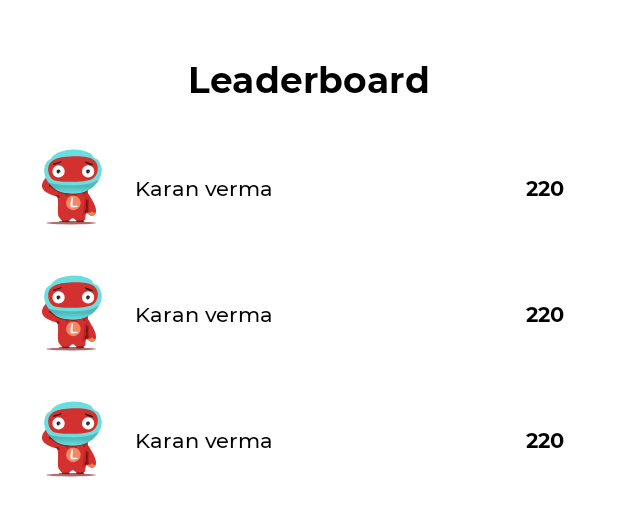
After one commit to nakul-19/LineUp, an Android app: the layout fragment_leader_board.xml on its own in the app's theme, with its tools: preview values and no code run, on a phone screen of 412 x 824 dp. The commit adds this screen. Shown: the top 516 px of the screen. Run offline under Robolectric (Android 15) with nearby library versions, the phone set to English and light mode, and no system bars.

Commit message:
Added LeaderBoard.

```diff
--- a/app/build.gradle
+++ b/app/build.gradle
@@ -42,6 +42,7 @@ dependencies {
     implementation 'androidx.appcompat:appcompat:1.4.1'
     implementation 'com.google.android.material:material:1.5.0'
     implementation 'androidx.constraintlayout:constraintlayout:2.1.3'
+    implementation 'androidx.legacy:legacy-support-v4:1.0.0'
     testImplementation 'junit:junit:4.13.2'
     androidTestImplementation 'androidx.test.ext:junit:1.1.3'
     androidTestImplementation 'androidx.test.espresso:espresso-core:3.4.0'
--- /dev/null
+++ b/app/src/main/java/com/gdsc/lineup/leaderBoard/LeaderBoardAdapter.kt
@@ -0,0 +1,30 @@
+package com.gdsc.lineup.leaderBoard
+
+import android.view.LayoutInflater
+import android.view.ViewGroup
+import androidx.recyclerview.widget.RecyclerView
+import com.gdsc.lineup.databinding.ItemLeaderBoardBinding
+
+/**
+ * @Author: Karan Verma
+ * @Date: 25/04/22
+ */
+class LeaderBoardAdapter : RecyclerView.Adapter<LeaderBoardAdapter.VH>() {
+
+    private var list: ArrayList<LeaderModel> = arrayListOf()
+    fun setList(list: ArrayList<LeaderModel>) {
+        this.list = list
+    }
+
+    override fun onCreateViewHolder(parent: ViewGroup, viewType: Int): VH = VH(
+        ItemLeaderBoardBinding.inflate(LayoutInflater.from(parent.context), parent, false)
+    )
+
+    override fun onBindViewHolder(holder: VH, position: Int) {
+    }
+
+    override fun getItemCount(): Int = list.size
+
+    class VH(val binding: ItemLeaderBoardBinding) : RecyclerView.ViewHolder(binding.root)
+
+}
--- /dev/null
+++ b/app/src/main/java/com/gdsc/lineup/leaderBoard/LeaderBoardFragment.kt
@@ -0,0 +1,40 @@
+package com.gdsc.lineup.leaderBoard
+
+import android.os.Bundle
+import androidx.fragment.app.Fragment
+import android.view.LayoutInflater
+import android.view.View
+import android.view.ViewGroup
+import androidx.recyclerview.widget.LinearLayoutManager
+import androidx.recyclerview.widget.RecyclerView
+import com.gdsc.lineup.R
+import com.gdsc.lineup.databinding.FragmentLeaderBoardBinding
+
+/**
+ * @Created: Karan Verma on 25/04/22
+ */
+class LeaderBoardFragment : Fragment() {
+
+    private var _binding: FragmentLeaderBoardBinding? = null
+    private val binding get() = _binding!!
+
+    private var leaderBoardAdapter: LeaderBoardAdapter? = null
+
+    override fun onCreateView(
+        inflater: LayoutInflater, container: ViewGroup?,
+        savedInstanceState: Bundle?
+    ): View {
+        _binding = FragmentLeaderBoardBinding.inflate(inflater, container, false)
+        return binding.root
+    }
+
+    override fun onViewCreated(view: View, savedInstanceState: Bundle?) {
+        super.onViewCreated(view, savedInstanceState)
+
+        leaderBoardAdapter = LeaderBoardAdapter()
+        binding.leaderRecycler.apply {
+            layoutManager = LinearLayoutManager(this.context)
+            adapter = leaderBoardAdapter
+        }
+    }
+}
--- /dev/null
+++ b/app/src/main/java/com/gdsc/lineup/leaderBoard/LeaderModel.kt
@@ -0,0 +1,11 @@
+package com.gdsc.lineup.leaderBoard
+
+/**
+ * @Author: Karan Verma
+ * @Date: 25/04/22
+ */
+data class LeaderModel(
+    val avatar : String,
+    val name : String,
+    val score : Int
+)
--- /dev/null
+++ b/app/src/main/res/drawable/ic_dummy_avatar.xml
@@ -0,0 +1,149 @@
+<vector xmlns:android="http://schemas.android.com/apk/res/android"
+    xmlns:aapt="http://schemas.android.com/aapt"
+    android:width="64dp"
+    android:height="64dp"
+    android:viewportWidth="64"
+    android:viewportHeight="64">
+  <group>
+    <clip-path
+        android:pathData="M32,32m-32,0a32,32 0,1 1,64 0a32,32 0,1 1,-64 0"/>
+    <path
+        android:pathData="M14.7332,56.0345a16.6602,0.9154 0,1 0,33.3204 0a16.6602,0.9154 0,1 0,-33.3204 0z"
+        android:fillColor="#B76A69"/>
+    <path
+        android:pathData="M40.5038,55.6282C40.5038,56.1485 40.9596,56.4549 32.7234,56.4549C25.1767,56.4549 23.0697,55.5045 23.0697,55.2291C23.0697,54.3891 23.5981,54.6309 34.4253,54.6309C41.9087,54.6309 40.5038,55.1079 40.5038,55.6282Z"
+        android:fillColor="#A06766"/>
+    <path
+        android:pathData="M30.2107,54.8233C30.1919,54.9203 29.2659,55.552 27.3111,55.402C25.0244,55.1878 25.0905,54.8456 25.1093,54.7485C25.128,54.6515 25.1553,54.6532 27.9021,54.6833C29.754,54.7035 30.2295,54.7262 30.2107,54.8233Z"
+        android:fillColor="#3C0102"/>
+    <path
+        android:pathData="M39.6652,55.3788C39.6302,55.5598 39.3785,55.3721 38.5542,55.3529C35.3498,55.8689 34.9129,55.0492 34.9479,54.8681C34.9829,54.6871 35.0263,54.391 38.3929,54.6683C40.3748,54.8315 39.7002,55.1977 39.6652,55.3788Z"
+        android:fillColor="#521515"/>
+    <path
+        android:pathData="M21.5537,38.0876C4.4207,33.8694 15.5436,25.1392 15.6177,24.4727C26.0428,27.7288 39.8959,34.9578 42.4182,33.454C42.4697,32.8442 42.6036,32.6477 42.7276,36.7394C42.8826,41.8541 40.9452,51.5409 40.8677,52.7808C40.7903,54.0207 37.303,56.423 34.5132,53.9432C31.7234,51.4634 31.7234,53.7882 29.3985,54.6407C27.0737,55.4931 25.3746,55.1492 23.4492,52.187C21.5238,49.2248 24.0457,38.7011 21.5537,38.0876Z"
+        android:fillColor="#D3312F"/>
+    <group>
+      <clip-path
+          android:pathData="M21.5105,38.0751C6.2133,34.3792 14.238,26.354 14.312,25.6875C24.7372,28.9437 39.8959,34.9579 42.4182,33.4541C42.4697,32.8443 42.6036,32.6478 42.7276,36.7395C42.8826,41.8542 40.9452,51.541 40.8677,52.7809C40.7902,54.0208 37.303,56.4232 34.5132,53.9433C31.7234,51.4635 31.7234,53.7883 29.3985,54.6408C27.0737,55.4932 25.3746,55.1493 23.4492,52.1871C21.5237,49.2249 24.0925,38.6989 21.5105,38.0751Z"/>
+      <path
+          android:pathData="M31.1486,53.7974C27.1492,55.3489 24.2243,53.6681 23.2618,52.6338L23.4773,55.5644H41.2333V53.0217C38.3716,55.0558 35.2141,54.3864 33.993,53.7974H31.1486Z"
+          android:fillColor="#881718"/>
+      <path
+          android:pathData="M23.8532,38.2241C23.6382,36.5836 21.2947,37.1464 20.1498,37.6329L21.3146,39.2955C22.2504,39.6219 24.0683,39.8645 23.8532,38.2241Z"
+          android:fillColor="#991E1D"/>
+      <path
+          android:pathData="M22.239,37.7637C21.6262,37.7637 21.1228,38.0409 20.9478,38.1795C21.0937,38.5516 21.5562,39.2082 22.239,38.858C23.0926,38.4203 23.005,37.7637 22.239,37.7637Z"
+          android:fillColor="#871514"/>
+      <path
+          android:pathData="M22.8861,35.621C22.8883,35.6156 22.8905,35.6097 22.8927,35.6033L18.8994,32.3027L27.1789,33.5359C31.0648,33.1237 39.552,32.4584 42.4134,33.0943C45.9902,33.8891 42.2183,34.7226 41.5142,35.0372C40.3942,35.5376 41.7249,36.7594 40.356,37.5101C38.9871,38.2608 39.7551,35.214 37.2357,35.6033C34.8624,35.97 35.9222,38.3932 34.8624,38.1283C33.8026,37.8633 33.6701,37.5101 33.0078,38.1283C32.3454,38.7465 31.6389,39.8946 31.683,38.3932C31.7272,36.8919 31.2856,35.0372 30.1375,36.936C28.9894,38.8348 27.9422,38.2717 27.6647,37.5101C26.7637,35.0372 26.2338,37.888 24.4411,36.4944C23.4188,35.6997 23.0204,35.5987 22.8861,35.621C22.8397,35.7345 22.7793,35.6387 22.8861,35.621Z"
+          android:strokeAlpha="0.4"
+          android:fillColor="#7C1817"
+          android:fillAlpha="0.4"/>
+      <path
+          android:pathData="M24.383,35.8135C20.3019,35.1285 16.9624,31.4082 18.1927,31.0859L41.7794,34.1679C41.8164,34.3646 41.8682,34.758 41.7794,34.758C41.6684,34.758 40.9864,35.817 40.5054,36.002C40.0244,36.187 39.2288,36.002 38.4518,36.002C37.6747,36.002 37.08,36.314 36.414,36.6051C35.7479,36.8962 34.8199,36.1218 34.3346,36.8313C33.7844,37.6357 32.2538,37.9786 32.2161,37.2623C32.1784,36.5461 29.4719,35.5873 29.0195,36.002C28.5672,36.4166 28.0394,36.9444 27.7756,36.6051C27.5117,36.2658 27.1347,35.8135 26.9463,35.5873C26.7578,35.3611 25.3874,35.9821 24.383,35.8135Z"
+          android:strokeAlpha="0.4"
+          android:fillColor="#631817"
+          android:fillAlpha="0.4"/>
+      <path
+          android:pathData="M40.2597,41.3291C40.5378,37.2497 42.2556,36.629 42.6934,36.3457C42.6162,39.5134 42.3149,46.297 41.7277,48.0895C40.9937,50.3301 38.4054,51.2186 38.6372,50.7937C38.869,50.3687 39.912,46.4284 40.2597,41.3291Z"
+          android:fillColor="#C12422"/>
+      <path
+          android:pathData="M42.154,37.7942C42.2366,36.6133 43.4849,35.7507 43.4849,36.7444C43.2699,41.5094 42.0999,48.9762 41.6248,49.2355C41.0308,49.5595 41.3787,50.145 40.7339,49.2355C40.0257,48.2365 41.1593,47.5808 41.2625,46.7304C41.3658,45.88 41.2773,44.9084 41.2625,43.9136C41.2478,42.9188 41.7723,42.5638 41.6248,41.4246C41.4773,40.2854 42.0507,39.2704 42.154,37.7942Z"
+          android:fillColor="#721011"/>
+      <path
+          android:pathData="M16.7783,31.899C16.2781,31.5026 16.7783,30.0968 17.6698,29.6123C18.7416,29.6123 22.5829,33.5481 21.7194,33.6524C20.856,33.7567 20.0405,33.5659 19.3557,32.8098C18.6709,32.0536 17.4036,32.3944 16.7783,31.899Z"
+          android:fillColor="#881615"/>
+    </group>
+    <path
+        android:pathData="M26.9511,36.3102C22.2857,35.0988 21.2988,33.7433 21.5599,33.1983C28.5756,32.188 42.6217,30.6229 43.0032,33.0478C43.3846,35.4726 33.1154,37.9109 26.9511,36.3102Z"
+        android:fillColor="#6C1A19"/>
+    <path
+        android:pathData="M18.4562,12.2861C18.5926,11.6726 21.1827,9.9288 22.4607,9.1336C35.0706,4.1067 43.9615,9.4839 44.7835,9.9004C45.7884,10.4095 45.3799,12.2861 47.936,13.1381C50.492,13.9901 50.918,16.7165 51.6848,19.2726C52.4517,21.8286 51.0032,29.7524 42.6535,34.1829C34.3037,38.6133 23.6535,35.5461 21.7791,34.1829C19.9047,32.8196 15.2186,29.4116 13.8554,24.0439C12.4921,18.6762 15.1334,15.0125 15.6446,14.6717C16.1558,14.3309 18.2858,13.0529 18.4562,12.2861Z"
+        android:fillColor="#6ADEDF"/>
+    <group>
+      <clip-path
+          android:pathData="M18.4564,12.2861C18.5927,11.6726 21.1828,9.9288 22.4608,9.1336C35.0707,4.1067 43.9616,9.4839 44.7836,9.9004C45.7885,10.4095 45.38,12.2861 47.9361,13.1381C50.4921,13.9901 50.9181,16.7165 51.685,19.2726C52.4518,21.8286 51.0033,29.7524 42.6536,34.1829C34.3038,38.6133 23.6537,35.5461 21.7792,34.1829C19.9048,32.8196 15.2187,29.4116 13.8555,24.0439C12.4923,18.6762 15.1335,15.0125 15.6447,14.6717C16.1559,14.3309 18.286,13.0529 18.4564,12.2861Z"/>
+      <path
+          android:pathData="M16.2417,28.6732C15.1882,27.9447 19.1899,33.684 19.84,34.1429C23.339,38.6744 40.9378,36.305 42.2571,36.0182C43.3125,35.7887 51.8544,25.9414 49.2273,27.5433C40.3068,32.9826 19.124,30.666 16.2417,28.6732Z"
+          android:strokeAlpha="0.5"
+          android:fillAlpha="0.5">
+        <aapt:attr name="android:fillColor">
+          <gradient
+              android:startY="31.739"
+              android:startX="32.234"
+              android:endY="36.5347"
+              android:endX="32.234"
+              android:type="linear">
+            <item android:offset="0" android:color="#FF369495"/>
+            <item android:offset="1" android:color="#00369495"/>
+          </gradient>
+        </aapt:attr>
+      </path>
+    </group>
+    <path
+        android:pathData="M16.979,16.6817C18.6097,14.1567 20.7711,13.4412 21.626,13.1232C25.9532,11.5135 42.9429,10.07 47.3023,14.6112C50.6228,18.07 49.5247,24.3116 45.3822,26.613C41.2397,28.9144 25.6357,29.0164 20.5269,27.5993C16.4703,26.474 14.9406,19.8379 16.979,16.6817Z"
+        android:fillColor="#D3312F"/>
+    <path
+        android:pathData="M23.0308,21.6003m-4.0964,0a4.0964,4.0964 0,1 1,8.1928 0a4.0964,4.0964 0,1 1,-8.1928 0"
+        android:fillColor="#ffffff"/>
+    <path
+        android:pathData="M23.0309,21.6m-0.3414,-1.2742a1.3191,1.3191 120,1 1,0.6828 2.5484a1.3191,1.3191 120,1 1,-0.6828 -2.5484"
+        android:fillColor="#292929"/>
+    <path
+        android:pathData="M23.3897,21.7815a0.163,0.5771 125.8913,1 0,0.9351 0.6767a0.163,0.5771 125.8913,1 0,-0.9351 -0.6767z"
+        android:fillColor="#ffffff"/>
+    <path
+        android:pathData="M23.5758,21.9992a0.0858,0.4009 125.8913,1 0,0.6495 0.47a0.0858,0.4009 125.8913,1 0,-0.6495 -0.47z"
+        android:fillColor="#ffffff"/>
+    <path
+        android:pathData="M42.7367,21.6003m-4.0964,0a4.0964,4.0964 0,1 1,8.1928 0a4.0964,4.0964 0,1 1,-8.1928 0"
+        android:fillColor="#ffffff"/>
+    <path
+        android:pathData="M42.7367,21.6m-0.3414,-1.2742a1.3191,1.3191 120,1 1,0.6828 2.5484a1.3191,1.3191 120,1 1,-0.6828 -2.5484"
+        android:fillColor="#292929"/>
+    <path
+        android:pathData="M43.0955,21.7815a0.163,0.5771 125.8913,1 0,0.9351 0.6767a0.163,0.5771 125.8913,1 0,-0.9351 -0.6767z"
+        android:fillColor="#ffffff"/>
+    <path
+        android:pathData="M43.2816,21.9992a0.0858,0.4009 125.8913,1 0,0.6495 0.47a0.0858,0.4009 125.8913,1 0,-0.6495 -0.47z"
+        android:fillColor="#ffffff"/>
+    <path
+        android:pathData="M19.3474,16.977C18.9679,16.5433 19.7062,16.2851 20.0991,16.1797C21.0253,15.9312 23.1493,15.3505 24.1251,14.9439C25.345,14.4357 25.3111,14.9439 24.7012,15.4522C24.0913,15.9605 19.8218,17.5192 19.3474,16.977Z"
+        android:fillColor="#222222"/>
+    <path
+        android:pathData="M40.6554,14.9885C40.8981,14.766 41.9104,15.1542 42.4055,15.3725C42.9005,15.5909 46.0408,16.4802 46.0914,17.2387C46.1419,17.9972 43.4619,16.9353 42.2229,16.4802C40.984,16.0251 40.3519,15.2666 40.6554,14.9885Z"
+        android:fillColor="#222222"/>
+    <path
+        android:pathData="M47.9099,49.0115C48.8656,45.6137 44.8278,39.2489 42.6895,36.4912C42.3061,39.6176 42.2021,44.501 41.4065,48.1709C41.0118,49.9916 42.0111,49.852 42.3798,49.5423C42.3356,50.0732 46.7154,53.2586 47.9099,49.0115Z"
+        android:fillColor="#D3312F"/>
+    <group>
+      <clip-path
+          android:pathData="M47.9099,49.0115C48.8655,45.6137 44.8278,39.2489 42.6895,36.4912C42.306,39.6176 42.2762,43.4388 41.4065,48.1709C41.0732,49.984 42.0111,49.852 42.3798,49.5423C42.3355,50.0732 46.7154,53.2586 47.9099,49.0115Z"/>
+      <path
+          android:pathData="M42.91,49.2205C44.8848,49.3367 44.7242,48.3135 45.3446,48.3135C46.1979,48.3135 45.9332,49.4664 47.6838,49.2205C48.2983,49.1342 48.0657,49.9366 47.6838,51.7029C47.3019,53.4692 43.626,51.5597 42.91,50.9391C42.1939,50.3185 42.0984,49.1728 42.91,49.2205Z"
+          android:fillColor="#E28C52"/>
+      <path
+          android:pathData="M42.4869,39.2837C42.381,36.3892 41.8839,36.6363 41.6485,37.1217C41.4086,37.4076 40.0601,47.4026 40.3248,48.2851C40.5895,49.1675 43.5459,48.8587 43.2811,48.0203C43.0164,47.182 42.6193,42.9019 42.4869,39.2837Z"
+          android:fillColor="#981C1D"/>
+      <path
+          android:pathData="M43.2329,39.8131C43.2103,39.1346 42.9219,37.363 42.7806,36.562C41.5289,35.6131 40.474,47.6572 41.223,48.5892C42.0915,49.6698 43.0285,48.9613 42.8,48.5892C42.4623,48.0393 43.2612,40.6612 43.2329,39.8131Z"
+          android:fillColor="#9F0F0E"/>
+      <path
+          android:pathData="M42.7146,39.7936C42.6817,39.3661 42.5365,38.6014 42.4679,38.2725C42.0705,41.4792 41.2839,47.938 41.3168,48.1189C41.3579,48.345 41.8307,47.6872 41.8718,47.1733C41.9129,46.6594 42.3035,45.7344 42.2829,45.3438C42.2624,44.9532 42.2624,43.3498 42.4679,42.9798C42.6735,42.6098 42.7557,40.3281 42.7146,39.7936Z"
+          android:fillColor="#801616"/>
+    </group>
+    <group>
+      <clip-path
+          android:pathData="M42.7131,36.5263C42.7078,36.4705 42.6589,35.7466 42.6352,35.3916C35.6541,35.3916 38.7758,39.2305 41.287,41.4789C43.7982,43.7273 44.9392,40.2692 44.7932,39.6852C44.6472,39.1012 42.7197,36.596 42.7131,36.5263Z"/>
+      <path
+          android:pathData="M43.7247,36.4435C43.0974,36.4435 43.4013,36.3587 43.3775,36.0037C40.5542,35.2233 39.828,38.2406 42.3392,40.489C44.8504,42.7374 43.9803,38.7107 43.8343,38.1267C43.6883,37.5427 44.4633,36.4435 43.7247,36.4435Z"
+          android:fillColor="#CB2D2B"/>
+    </group>
+    <path
+        android:pathData="M32.911,42.5764m-4.8703,0a4.8703,4.8703 0,1 1,9.7407 0a4.8703,4.8703 0,1 1,-9.7407 0"
+        android:fillColor="#F78663"/>
+    <path
+        android:pathData="M31.6059,45.4695C30.4526,45.3928 31.1254,41.407 31.6059,39.4238C31.8283,38.4162 32.6632,38.848 32.6632,39.4238C32.6632,40.6771 32.1826,42.9745 32.4229,44.5579C35.931,44.5579 35.5344,44.0974 35.8228,45.057C35.9669,45.5369 33.0476,45.5655 31.6059,45.4695Z"
+        android:fillColor="#ffffff"/>
+  </group>
+</vector>
--- /dev/null
+++ b/app/src/main/res/layout/fragment_leader_board.xml
@@ -0,0 +1,33 @@
+<?xml version="1.0" encoding="utf-8"?>
+<androidx.constraintlayout.widget.ConstraintLayout xmlns:android="http://schemas.android.com/apk/res/android"
+    xmlns:tools="http://schemas.android.com/tools"
+    android:layout_width="match_parent"
+    android:layout_height="match_parent"
+    xmlns:app="http://schemas.android.com/apk/res-auto"
+    tools:context=".leaderBoard.LeaderBoardFragment">
+
+   <TextView
+       android:id="@+id/leaderText"
+       android:layout_width="wrap_content"
+       android:layout_height="wrap_content"
+       android:text="@string/leaderboard"
+       android:fontFamily="@font/montserrat_bold"
+       app:layout_constraintTop_toTopOf="parent"
+       app:layout_constraintStart_toStartOf="parent"
+       app:layout_constraintEnd_toEndOf="parent"
+       android:layout_marginTop="36dp"
+       android:textSize="24sp"
+       android:textColor="@color/black"/>
+
+    <androidx.recyclerview.widget.RecyclerView
+        android:id="@+id/leaderRecycler"
+        android:layout_width="match_parent"
+        android:layout_height="wrap_content"
+        android:layout_marginTop="24dp"
+        tools:listitem="@layout/item_leader_board"
+        android:layout_marginHorizontal="16dp"
+        app:layout_constraintTop_toBottomOf="@+id/leaderText"
+        app:layout_constraintStart_toStartOf="parent"
+        app:layout_constraintEnd_toEndOf="parent"/>
+
+</androidx.constraintlayout.widget.ConstraintLayout>
--- /dev/null
+++ b/app/src/main/res/layout/item_leader_board.xml
@@ -0,0 +1,50 @@
+<?xml version="1.0" encoding="utf-8"?>
+<androidx.constraintlayout.widget.ConstraintLayout xmlns:android="http://schemas.android.com/apk/res/android"
+    xmlns:app="http://schemas.android.com/apk/res-auto"
+    xmlns:tools="http://schemas.android.com/tools"
+    android:layout_width="match_parent"
+    android:layout_height="wrap_content"
+    android:layout_marginBottom="20dp">
+
+    <androidx.appcompat.widget.AppCompatImageView
+        android:id="@+id/avatar"
+        android:layout_width="wrap_content"
+        android:layout_height="wrap_content"
+        app:layout_constraintStart_toStartOf="parent"
+        app:layout_constraintTop_toTopOf="parent"
+        app:srcCompat="@drawable/ic_dummy_avatar" />
+
+    <TextView
+        android:id="@+id/name"
+        android:layout_width="wrap_content"
+        android:layout_height="wrap_content"
+        android:layout_marginStart="10dp"
+        android:layout_marginEnd="10dp"
+        android:fontFamily="@font/montserrat_medium"
+        android:maxLines="2"
+        android:textColor="@color/black"
+        android:textSize="14sp"
+        app:layout_constrainedWidth="true"
+        app:layout_constraintHorizontal_bias="0"
+        app:layout_constraintBottom_toBottomOf="parent"
+        app:layout_constraintEnd_toStartOf="@+id/score"
+        app:layout_constraintStart_toEndOf="@+id/avatar"
+        app:layout_constraintTop_toTopOf="parent"
+        tools:text="Karan verma" />
+
+    <TextView
+        android:id="@+id/score"
+        android:layout_width="wrap_content"
+        android:layout_height="wrap_content"
+        android:layout_marginEnd="20dp"
+        android:fontFamily="@font/montserrat_bold"
+        android:textColor="@color/black"
+        android:textSize="14sp"
+        app:layout_constraintBottom_toBottomOf="parent"
+        app:layout_constraintEnd_toEndOf="parent"
+        app:layout_constraintHorizontal_bias="1"
+        app:layout_constraintTop_toTopOf="@+id/avatar"
+        tools:text="220" />
+
+
+</androidx.constraintlayout.widget.ConstraintLayout>
--- a/app/src/main/res/values/strings.xml
+++ b/app/src/main/res/values/strings.xml
@@ -1,3 +1,5 @@
 <resources>
     <string name="app_name">LineUp</string>
+    <string name="hello_blank_fragment">Hello blank fragment</string>
+    <string name="leaderboard">Leaderboard</string>
 </resources>
```
